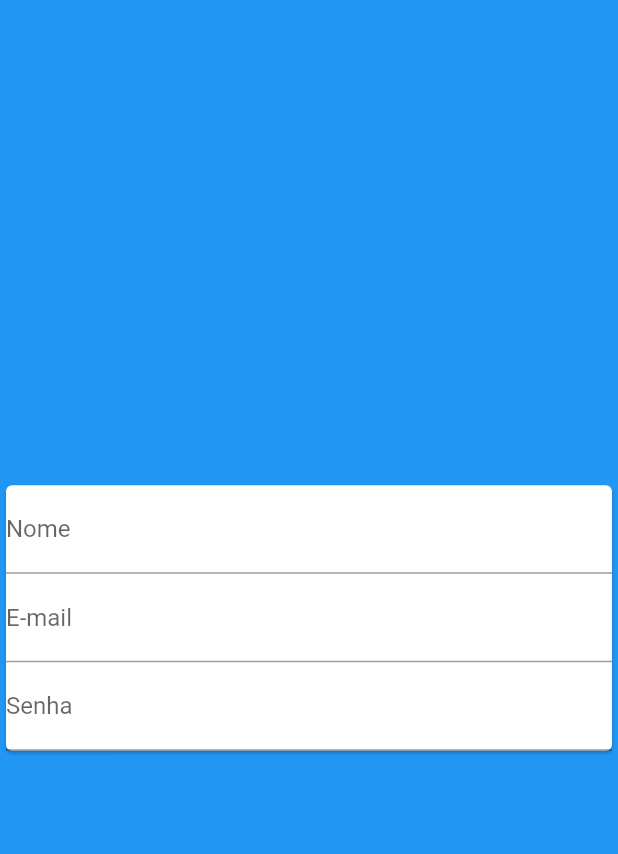
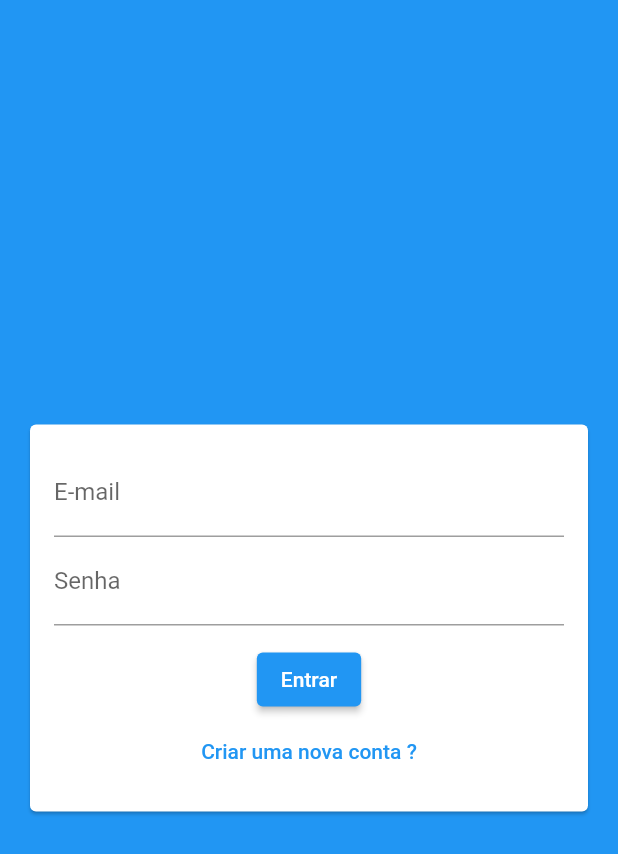
Before and after one commit to GabrielRebelloToledo/projeto_bravo, a Flutter app: the screen it shows after launch, on a phone screen of 412 x 824 dp. Shown: the top 854 px of the screen. Run offline on Flutter 3.47's test engine with Material 2 defaults, Android fonts, the light colour scheme and no system bars; our stand-ins replace image_picker.

Commit message:
implementando imagePicker no login e criando componente mokado

```diff
--- a/lib/components/auth_form.dart
+++ b/lib/components/auth_form.dart
@@ -1,27 +1,125 @@
+import 'package:bravo/components/user_image_picker.dart';
+import 'package:bravo/core/models/auth_form_data.dart';
 import 'package:flutter/material.dart';
+import 'dart:io';
 
-class AuthForm extends StatelessWidget {
-  const AuthForm({ Key? key }) : super(key: key);
+class AuthForm extends StatefulWidget {
+  final void Function(AuthFormData) onSubmit;
+
+  const AuthForm({
+    Key? key,
+    required this.onSubmit,
+  }) : super(key: key);
+
+  @override
+  State<AuthForm> createState() => _AuthFormState();
+}
+
+class _AuthFormState extends State<AuthForm> {
+  //acesso aos dados do formulario atravez do globalkey
+  final _formKey = GlobalKey<FormState>();
+  //classe que irá guardar os dados do formulário
+  final _AuthFormData = AuthFormData();
+
+  void _handleImagemPick(File image) {
+    _AuthFormData.image = image;
+  }
+void _showError(String msg){
+  ScaffoldMessenger.of(context).showSnackBar(
+    SnackBar
+    (
+      content: Text(msg),
+      backgroundColor: Theme.of(context).errorColor,
+  )
+);
+}
+
+  //metodo para submeter o formulario
+  void _submit() {
+    final isValid = _formKey.currentState?.validate() ?? false;
+
+    if (!isValid) return;
+
+    if(_AuthFormData.image == null && _AuthFormData.isSinup){
+      return _showError('Imagem não selecionada!');
+    }
+
+    widget.onSubmit(_AuthFormData);
+  }
 
   @override
   Widget build(BuildContext context) {
     return Card(
+      margin: EdgeInsets.all(20),
+      child: Padding(
+        padding: const EdgeInsets.all(16.0),
         child: Form(
-        child:
-      Column(
+            key: _formKey,
+            child: Column(
               children: [
+                if (_AuthFormData.isSinup)
+                  UserImagePicker(
+                    onImagePick: _handleImagemPick,
+                  ),
+                if (_AuthFormData.isSinup)
                   TextFormField(
+                    key: ValueKey('nome'),
+                    initialValue: _AuthFormData.name,
+                    onChanged: (name) => _AuthFormData.name = name,
                     decoration: InputDecoration(label: Text('Nome')),
+                    validator: (_name) {
+                      final name = _name ?? '';
+                      if (name.trim().length < 5) {
+                        return 'Nome precisa conter no mínimo 5 caracteres';
+                      }
+                      return null;
+                    },
                   ),
                 TextFormField(
+                  key: ValueKey('email'),
+                  initialValue: _AuthFormData.email,
+                  onChanged: (email) => _AuthFormData.email = email,
                   decoration: InputDecoration(label: Text('E-mail')),
+                  validator: (_email) {
+                    final email = _email ?? '';
+                    if (!email.contains('@')) {
+                      return 'E-mail informado não é valido.';
+                    }
+                    return null;
+                  },
                 ),
                 TextFormField(
+                  key: ValueKey('password'),
+                  initialValue: _AuthFormData.password,
+                  onChanged: (password) => _AuthFormData.password = password,
+                  obscureText: true,
                   decoration: InputDecoration(label: Text('Senha')),
+                  validator: (_password) {
+                    final password = _password ?? '';
+                    if (password.length < 6) {
+                      return 'Senha deve conter no mínimo 6 caracteres';
+                    }
+                    return null;
+                  },
                 ),
+                SizedBox(
+                  height: 12,
+                ),
+                ElevatedButton(
+                    onPressed: _submit,
+                    child:
+                        Text(_AuthFormData.isLogin ? 'Entrar' : 'Cadastrar')),
+                TextButton(
+                    onPressed: () {
+                      setState(() {
+                        _AuthFormData.toggleAuthMode();
+                      });
+                    },
+                    child: Text(_AuthFormData.isLogin
+                        ? 'Criar uma nova conta ?'
+                        : 'já possui conta ?')),
               ],
-      )
-
+            )),
       ),
     );
   }
--- /dev/null
+++ b/lib/core/models/auth_form_data.dart
@@ -0,0 +1,24 @@
+import 'dart:io';
+
+enum AuthMode{Signup, Login}
+
+class AuthFormData{
+  String name = '';
+  String email ='';
+  String password ='';
+  File? image;
+  AuthMode _mode = AuthMode.Login;
+
+  bool get isLogin {
+    return _mode == AuthMode.Login;
+  }
+  bool get isSinup {
+    return _mode == AuthMode.Signup;
+  }
+
+  void toggleAuthMode(){
+    _mode = isLogin ? AuthMode.Signup : AuthMode.Login;
+  }
+
+
+}
--- a/lib/pages/auth_page.dart
+++ b/lib/pages/auth_page.dart
@@ -1,18 +1,57 @@
 import 'package:bravo/components/auth_form.dart';
+import 'package:bravo/core/models/auth_form_data.dart';
 import 'package:flutter/material.dart';
 
-class AuthPage extends StatelessWidget {
+class AuthPage extends StatefulWidget {
   const AuthPage({ Key? key }) : super(key: key);
+
+  @override
+  State<AuthPage> createState() => _AuthPageState();
+}
+
+class _AuthPageState extends State<AuthPage> {
+  bool _isLoading = false;
+
+ Future<void> _handleSubmit(AuthFormData formData) async{
+   try{
+    setState(() => _isLoading = true);
+
+    if(formData.isLogin){
+      //Login
+    }else{
+      //Signup
+    }
+
+   }catch(error){
+     //tratar erro
+   }finally{
+    setState(() => _isLoading = false);
+   }
+
+
+  }
 
   @override
   Widget build(BuildContext context) {
     return Scaffold(
       backgroundColor: Theme.of(context).primaryColor,
-      body: Center(
-        child: SingleChildScrollView(
-          child: AuthForm(),
+      body: Stack(
+        children:[ Center(
+          child: SingleChildScrollView(
+            child: AuthForm(onSubmit: _handleSubmit),
 
+          )
+        ),
+        if(_isLoading)
+        Container(
+          decoration: BoxDecoration(
+            color: Color.fromRGBO(0, 0, 0, 0.5)
+          ),
+          child: Center(
+            child: CircularProgressIndicator(),
+          ),
         )
+        ],
       ),
     );
   }
--- a/pubspec.yaml
+++ b/pubspec.yaml
@@ -34,6 +34,7 @@ dependencies:
   # The following adds the Cupertino Icons font to your application.
   # Use with the CupertinoIcons class for iOS style icons.
   cupertino_icons: ^1.0.2
+  image_picker: ^0.8.4+2
 
 dev_dependencies:
   flutter_test:
```
Also changed, not shown: lib/components/user_image_picker.dart (added, +64 -0 lines), lib/core/models/bravo_user.dart (added, +15 -0 lines), lib/core/services/auth/auth_mock_service.dart (added, +21 -0 lines), lib/core/services/auth/auth_service.dart (added, +21 -0 lines), pubspec.lock. Lines whose indentation alone changed are shown as unchanged.
